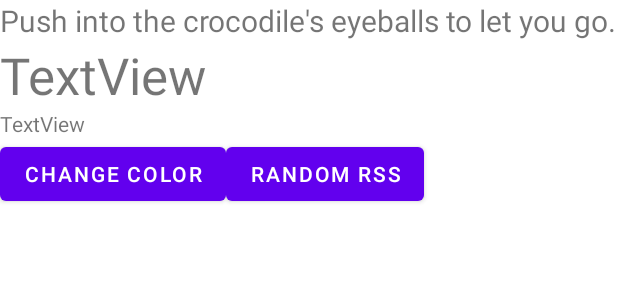
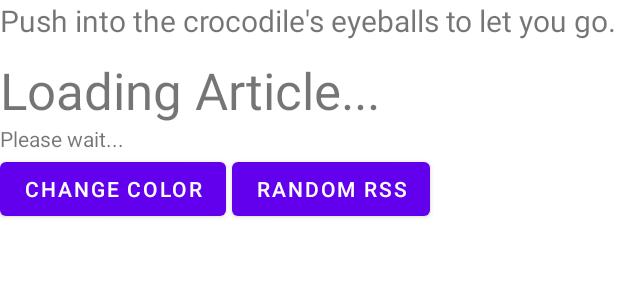
Before and after one commit to C347-Team/C347_L6_PS_Know_Your_Facts, an Android app: the layout fragment_frag2.xml on its own in the app's theme, with its tools: preview values and no code run, on a phone screen of 412 x 824 dp. Shown: the top 300 px of the screen. Run offline under Robolectric (Android 15) with nearby library versions, the phone set to English and light mode, and no system bars.

```diff
--- a/app/src/main/res/layout/fragment_frag2.xml
+++ b/app/src/main/res/layout/fragment_frag2.xml
@@ -17,14 +17,15 @@
         android:id="@+id/textViewTitle2"
         android:layout_width="match_parent"
         android:layout_height="wrap_content"
-        android:text="TextView"
+        android:layout_marginTop="10dp"
+        android:text="Loading Article..."
         android:textSize="34sp" />
 
     <TextView
         android:id="@+id/textViewContent2"
         android:layout_width="match_parent"
         android:layout_height="wrap_content"
-        android:text="TextView" />
+        android:text="Please wait..." />
 
     <LinearLayout
         android:layout_width="match_parent"
@@ -42,6 +43,8 @@
             android:id="@+id/btnChangeRSS"
             android:layout_width="wrap_content"
             android:layout_height="wrap_content"
+            android:layout_marginStart="4dp"
+            android:layout_marginLeft="4dp"
             android:text="Random RSS" />
     </LinearLayout>
 
```
Also changed, not shown: app/src/main/java/sg/edu/rp/c347/id19007966/knowyourfacts/MainActivity.java (+23 -2 lines).
